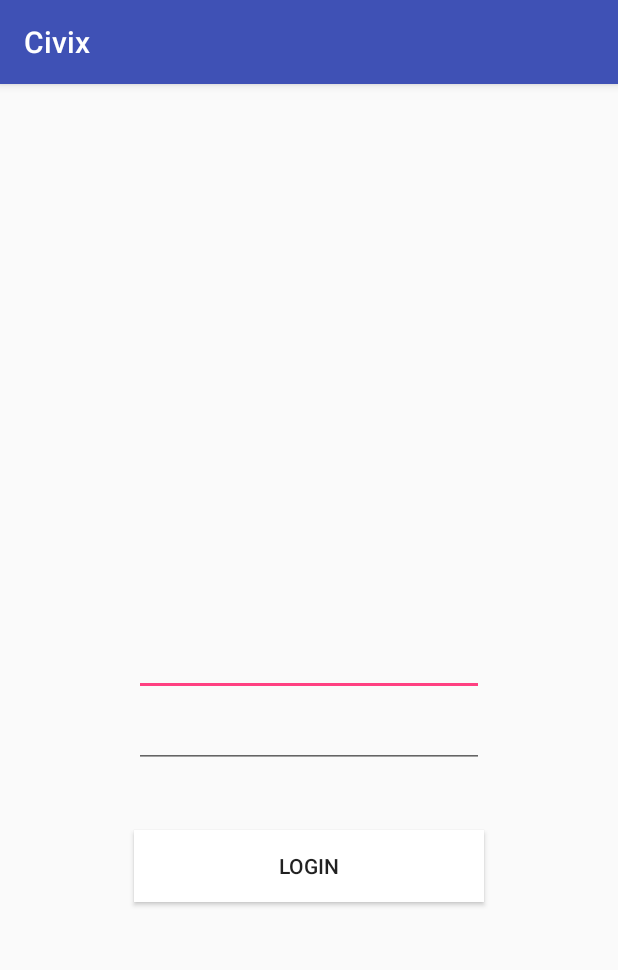
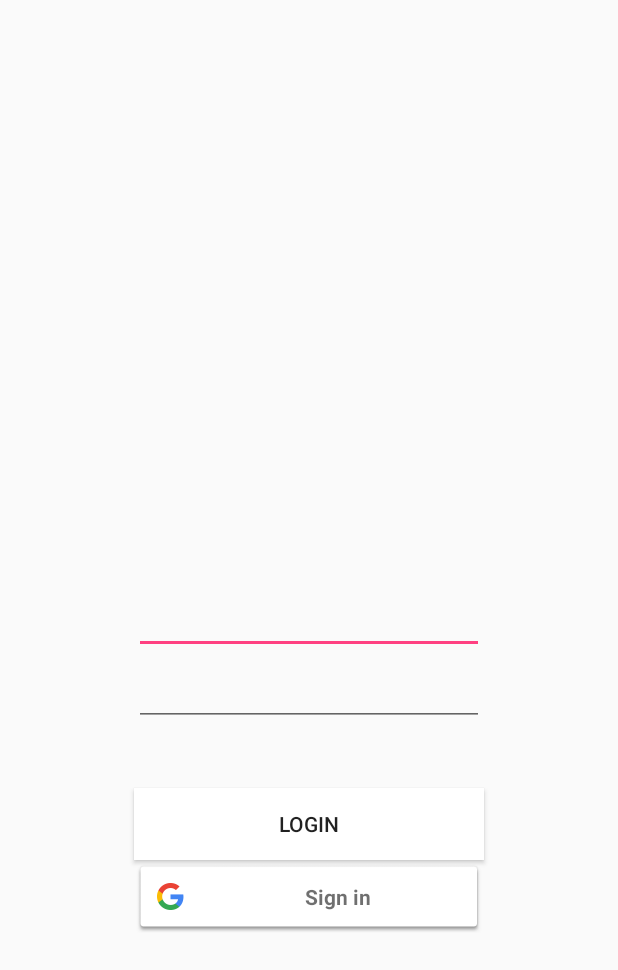
Before and after one commit to havefn/civix, an Android app: the LoginActivity screen opened directly, with no data from a screen before it, on a phone screen of 412 x 824 dp. Shown: the top 970 px of the screen. Run offline under Robolectric (Android 15) with nearby library versions, the phone set to English and light mode, and no system bars; our stand-ins replace Firebase (no records; nobody signed in at launch, a user with empty details on screens opened directly).

Commit message:
Add Google+ Login with toast

```diff
--- a/app/build.gradle
+++ b/app/build.gradle
@@ -25,6 +25,7 @@ dependencies {
     compile 'com.android.support:appcompat-v7:23.4.0'
     compile 'com.google.firebase:firebase-core:9.0.2'
     compile 'com.google.firebase:firebase-auth:9.0.2'
+    compile 'com.google.android.gms:play-services-auth:9.0.2'
 }
 
 apply plugin: 'com.google.gms.google-services'
--- a/app/src/main/java/com/havefn/civix/LoginActivity.java
+++ b/app/src/main/java/com/havefn/civix/LoginActivity.java
@@ -1,16 +1,89 @@
 package com.havefn.civix;
 
+import android.content.Context;
+import android.content.Intent;
+import android.nfc.Tag;
 import android.support.v7.app.AppCompatActivity;
 import android.os.Bundle;
+import android.util.Log;
+import android.view.View;
+import android.widget.Button;
+import android.widget.Toast;
+
+import com.google.android.gms.auth.api.Auth;
+import com.google.android.gms.auth.api.signin.GoogleSignInAccount;
+import com.google.android.gms.auth.api.signin.GoogleSignInOptions;
+import com.google.android.gms.auth.api.signin.GoogleSignInResult;
+import com.google.android.gms.auth.api.signin.SignInAccount;
+import com.google.android.gms.common.ConnectionResult;
+import com.google.android.gms.common.SignInButton;
+import com.google.android.gms.common.api.GoogleApiClient;
+import com.google.firebase.auth.GoogleAuthProvider;
 
 /**
  * Created by Cak on 18/06/2016.
  */
-public class LoginActivity extends AppCompatActivity {
+public class LoginActivity extends AppCompatActivity implements GoogleApiClient.OnConnectionFailedListener, View.OnClickListener {
+    SignInButton signInButtonGoogle;
+    GoogleApiClient mGoogleApiClient;
+    private static final String TAG = "SignInActivity";
+    private static final int RC_SIGN_IN = 9001;
 
     @Override
     protected void onCreate(Bundle savedInstanceState) {
         super.onCreate(savedInstanceState);
         setContentView(R.layout.activity_login);
+
+        GoogleSignInOptions gso = new GoogleSignInOptions.Builder(GoogleSignInOptions.DEFAULT_SIGN_IN)
+                .requestEmail()
+                .build();
+        mGoogleApiClient = new GoogleApiClient.Builder(this)
+                .enableAutoManage(this, this)
+                .addApi(Auth.GOOGLE_SIGN_IN_API, gso)
+                .build();
+        signInButtonGoogle = (SignInButton) findViewById(R.id.btn_login_google);
+        signInButtonGoogle.setOnClickListener(this);
+    }
+
+    @Override
+    public void onClick(View v) {
+        switch (v.getId()) {
+            case R.id.btn_login_google :
+                signIn();
+                break;
+        }
+    }
+
+    private void signIn() {
+        Intent signInIntent = Auth.GoogleSignInApi.getSignInIntent(mGoogleApiClient);
+        startActivityForResult(signInIntent, RC_SIGN_IN);
+    }
+
+    @Override
+    protected void onActivityResult(int requestCode, int resultCode, Intent data) {
+        super.onActivityResult(requestCode, resultCode, data);
+        if(requestCode == RC_SIGN_IN) {
+            GoogleSignInResult result = Auth.GoogleSignInApi.getSignInResultFromIntent(data);
+            handleSignInResult(result);
+        }
+    }
+
+    @Override
+    public void onConnectionFailed(ConnectionResult connectionResult) {
+        // An unresolvable error has occurred and Google APIs (including Sign-In) will not
+        // be available.
+        Log.d(TAG, "onConnectionFailed:" + connectionResult);
+    }
+
+    private void handleSignInResult(GoogleSignInResult result) {
+        if (result.isSuccess()) {
+            GoogleSignInAccount acct = result.getSignInAccount();
+            Context context = getApplicationContext();
+            CharSequence text = "Hello " + acct.getDisplayName() + "!";
+            int duration = Toast.LENGTH_SHORT;
+
+            Toast toast = Toast.makeText(context, text, duration);
+            toast.show();
+        }
     }
 }
--- a/app/src/main/res/layout/activity_login.xml
+++ b/app/src/main/res/layout/activity_login.xml
@@ -14,7 +14,7 @@
         android:layout_height="wrap_content"
         android:inputType="textEmailAddress"
         android:ems="10"
-        android:id="@+id/tf_email_login"
+        android:id="@+id/tf_email_register"
         android:layout_centerVertical="true"
         android:layout_centerHorizontal="true"
         android:textSize="20dp" />
@@ -24,9 +24,9 @@
         android:layout_height="wrap_content"
         android:inputType="textPassword"
         android:ems="10"
-        android:id="@+id/tf_password"
+        android:id="@+id/tf_password_register"
         android:textSize="20dp"
-        android:layout_below="@+id/tf_email_login"
+        android:layout_below="@+id/tf_email_register"
         android:layout_centerHorizontal="true" />
 
     <Button
@@ -35,11 +35,21 @@
         android:text="LOGIN"
         android:id="@+id/btn_login"
         android:background="#ffffff"
-        android:layout_below="@+id/tf_password"
-        android:layout_alignLeft="@+id/tf_password"
-        android:layout_alignStart="@+id/tf_password"
+        android:layout_below="@+id/tf_password_register"
+        android:layout_alignLeft="@+id/tf_password_register"
+        android:layout_alignStart="@+id/tf_password_register"
         android:layout_marginTop="41dp"
-        android:layout_alignRight="@+id/tf_password"
-        android:layout_alignEnd="@+id/tf_password" />
+        android:layout_alignRight="@+id/tf_password_register"
+        android:layout_alignEnd="@+id/tf_password_register" />
+
+    <com.google.android.gms.common.SignInButton
+        android:layout_width="wrap_content"
+        android:layout_height="wrap_content"
+        android:layout_below="@+id/btn_login"
+        android:layout_alignLeft="@+id/btn_login"
+        android:layout_alignStart="@+id/btn_login"
+        android:layout_alignRight="@+id/btn_login"
+        android:layout_alignEnd="@+id/btn_login"
+        android:id="@+id/btn_login_google"></com.google.android.gms.common.SignInButton>
 
 </RelativeLayout>
--- a/app/src/main/res/values/styles.xml
+++ b/app/src/main/res/values/styles.xml
@@ -1,7 +1,7 @@
 <resources>
 
     <!-- Base application theme. -->
-    <style name="AppTheme" parent="Theme.AppCompat.Light.DarkActionBar">
+    <style name="AppTheme" parent="Theme.AppCompat.Light.NoActionBar">
         <!-- Customize your theme here. -->
         <item name="colorPrimary">@color/colorPrimary</item>
         <item name="colorPrimaryDark">@color/colorPrimaryDark</item>
```
Also changed, not shown: app/src/main/java/com/havefn/civix/StartingActivity.java (+12 -3 lines), app/src/main/res/layout/activity_registration.xml (+8 -8 lines).
